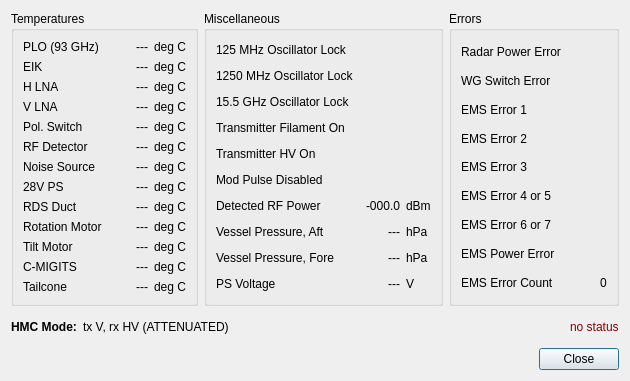
This is src/hcrgui/Pmc730Details.ui in NCAR/HCR_instrument as Qt 5 draws it before an edit. The edited form follows.
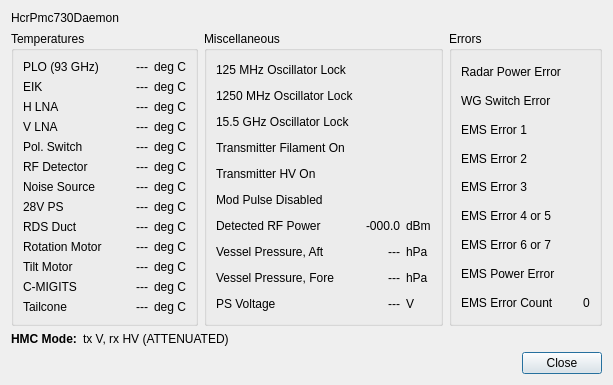
This is the edited form. Icons and pictures are not drawn.

Commit message: Improved and made consistent the handling of daemon responsiveness in the global status lights and in the per-daemon details widgets.

What changed in the file:
```diff
--- a/src/hcrgui/Pmc730Details.ui
+++ b/src/hcrgui/Pmc730Details.ui
@@ -6,14 +6,21 @@
    <rect>
     <x>0</x>
     <y>0</y>
-    <width>630</width>
-    <height>381</height>
+    <width>613</width>
+    <height>366</height>
    </rect>
   </property>
   <property name="windowTitle">
    <string>PMC-730 Details</string>
   </property>
   <layout class="QVBoxLayout" name="verticalLayout">
+   <item>
+    <widget class="QLabel" name="daemonRespondingLabel">
+     <property name="text">
+      <string>HcrPmc730Daemon</string>
+     </property>
+    </widget>
+   </item>
    <item>
     <widget class="QWidget" name="mainBox" native="true">
      <layout class="QHBoxLayout" name="horizontalLayout">
@@ -1042,26 +1049,6 @@
            </property>
           </widget>
          </item>
-         <item>
-          <spacer name="horizontalSpacer">
-           <property name="orientation">
-            <enum>Qt::Horizontal</enum>
-           </property>
-           <property name="sizeHint" stdset="0">
-            <size>
-             <width>40</width>
-             <height>20</height>
-            </size>
-           </property>
-          </spacer>
-         </item>
-         <item>
-          <widget class="QLabel" name="statusLabel">
-           <property name="text">
-            <string>&lt;font color='DarkRed'&gt;no status&lt;/font&gt;</string>
-           </property>
-          </widget>
-         </item>
         </layout>
        </widget>
       </item>
```
Left out of the diff: 2 changed lines with no effect on the pictures. The commit also changes 18 other files.
